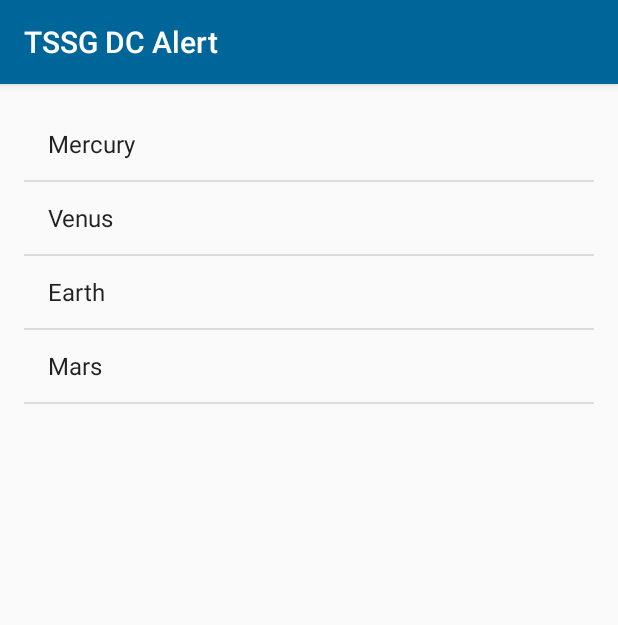
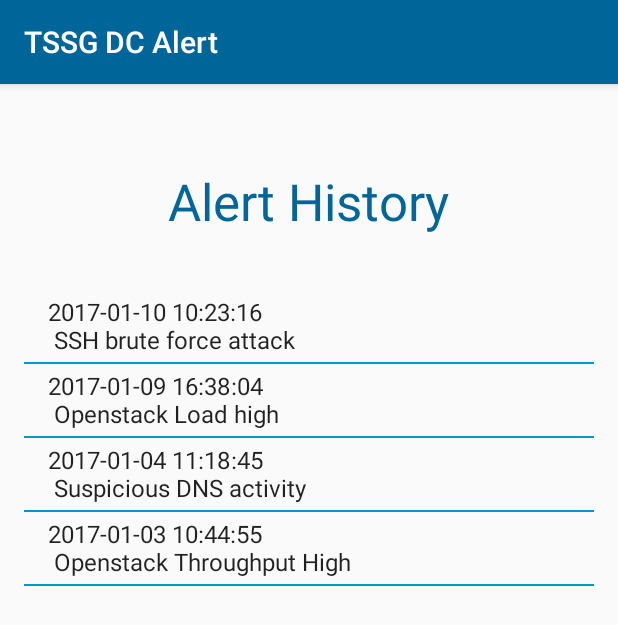
Before and after one commit to markobrien26/alert-app, an Android app: the Main2Activity screen opened directly, with no data from a screen before it, on a phone screen of 412 x 824 dp. Shown: the top 625 px of the screen. Run offline under Robolectric (Android 15) with nearby library versions, the phone set to English and light mode, and no system bars.

Commit message:
attempted clickable list

```diff
--- a/app/src/main/AndroidManifest.xml
+++ b/app/src/main/AndroidManifest.xml
@@ -21,6 +21,7 @@
             </intent-filter>
         </activity>
         <activity android:name=".Main2Activity" />
+        <activity android:name=".ListItemDetail"></activity>
     </application>
 
 </manifest>
--- a/app/src/main/java/com/example/mob/firstapp/Main2Activity.java
+++ b/app/src/main/java/com/example/mob/firstapp/Main2Activity.java
@@ -1,10 +1,15 @@
 package com.example.mob.firstapp;
 
+import android.content.Intent;
 import android.content.res.Resources;
 import android.support.v7.app.AppCompatActivity;
 import android.os.Bundle;
+import android.util.Log;
+import android.view.View;
+import android.widget.AdapterView;
+import android.widget.ListView;
 
-public class Main2Activity extends AppCompatActivity {
+public class Main2Activity extends AppCompatActivity implements AdapterView.OnItemClickListener {
 
     @Override
     protected void onCreate(Bundle savedInstanceState) {
@@ -12,6 +17,22 @@ public class Main2Activity extends AppCompatActivity {
         setContentView(R.layout.activity_main2);
 
         Resources res = getResources();
-        String[] planets = res.getStringArray(R.array.planets);
+        String[] planets = res.getStringArray(R.array.alerts);
+
+        ListView listview = (ListView) findViewById(R.id.alertList);
+        listview.setOnItemClickListener(this);
+    }
+
+    @Override
+    public void onItemClick(AdapterView<?> l, View v, int position, long id) {
+        Log.i("HelloListView", "You clicked Item: " + id + " at position:" + position);
+        // Then you start a new Activity via Intent
+        Intent intent = new Intent();
+        intent.setClass(this, ListItemDetail.class);
+        intent.putExtra("position", position);
+        // Or / And
+        intent.putExtra("id", id);
+        startActivity(intent);
+
     }
 }
--- a/app/src/main/res/layout/activity_main2.xml
+++ b/app/src/main/res/layout/activity_main2.xml
@@ -13,8 +13,24 @@
     <ListView
         android:layout_width="match_parent"
         android:layout_height="match_parent"
+        android:entries="@array/alerts"
         android:layout_alignParentTop="true"
         android:layout_alignParentLeft="true"
         android:layout_alignParentStart="true"
-        android:entries="@array/planets" />
+        android:layout_marginTop="121dp"
+        style="@android:style/Widget.Holo.WebTextView"
+        android:divider="@android:color/holo_blue_dark"
+        android:dividerHeight="1dp"
+        android:id="@+id/alertList" />
+
+    <TextView
+        android:text="Alert History"
+        android:layout_width="wrap_content"
+        android:layout_height="wrap_content"
+        android:layout_alignParentTop="true"
+        android:layout_centerHorizontal="true"
+        android:layout_marginTop="39dp"
+        android:id="@+id/alertTitle"
+        android:textSize="34sp"
+        android:textColor="@color/blueboston" />
 </RelativeLayout>
--- a/app/src/main/res/values/strings.xml
+++ b/app/src/main/res/values/strings.xml
@@ -16,10 +16,14 @@
     </string>
     <string name="title_item_list">Items</string>
     <string name="title_item_detail">Item Detail</string>
-    <string-array name="planets">
-        <item>Mercury</item>
-        <item>Venus</item>
-        <item>Earth</item>
-        <item>Mars</item>
+    <string-array name="alerts">
+        <item>2017-01-10 10:23:16 \n
+            SSH brute force attack</item>
+        <item>2017-01-09 16:38:04 \n
+            Openstack Load high</item>
+        <item>2017-01-04 11:18:45 \n
+            Suspicious DNS activity</item>
+        <item>2017-01-03 10:44:55 \n
+            Openstack Throughput High</item>
     </string-array>
 </resources>
```
Also changed, not shown: app/src/main/java/com/example/mob/firstapp/ListItemDetail.java (added, +24 -0 lines), app/src/main/res/layout/activity_list_item_detail.xml (added, +22 -0 lines).
